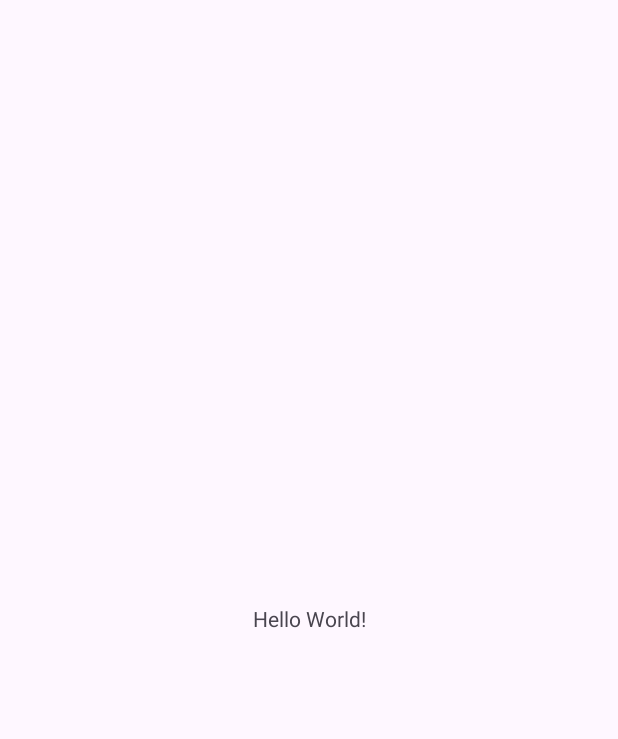
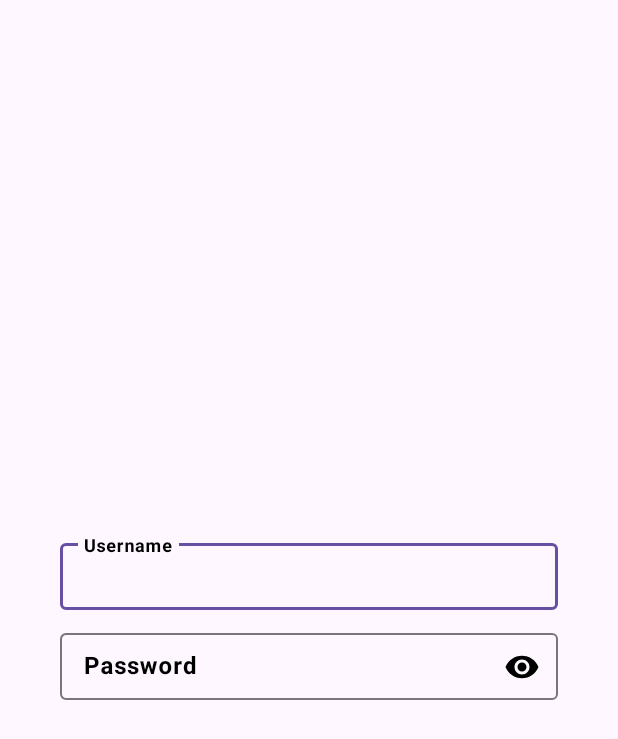
Before and after one commit to sudharani524/TeaBreak_App2, an Android app: the screen it shows after launch (MainActivity), on a phone screen of 412 x 824 dp. Before the commit the part shown is almost empty. Shown: the top 739 px of the screen. Run offline under Robolectric (Android 15) with nearby library versions, the phone set to English and light mode, and no system bars.

Commit message:
intial commit

```diff
--- a/app/build.gradle
+++ b/app/build.gradle
@@ -4,7 +4,7 @@ plugins {
 
 android {
     namespace 'com.example.teabreak_app'
-    compileSdk 33
+    compileSdk 34
 
     defaultConfig {
         applicationId "com.example.teabreak_app"
--- /dev/null
+++ b/app/src/main/java/com/example/teabreak_app/Ui/MainActivity.java
@@ -0,0 +1,18 @@
+package com.example.teabreak_app.Ui;
+
+import android.os.Bundle;
+
+import androidx.appcompat.app.AppCompatActivity;
+
+import com.example.teabreak_app.R;
+
+public class MainActivity extends AppCompatActivity {
+
+    @Override
+    protected void onCreate(Bundle savedInstanceState) {
+        super.onCreate(savedInstanceState);
+        setContentView(R.layout.activity_main);
+
+
+    }
+}
--- /dev/null
+++ b/app/src/main/res/drawable/cart.xml
@@ -0,0 +1,5 @@
+<vector android:height="24dp" android:tint="#FDFAFA"
+    android:viewportHeight="24" android:viewportWidth="24"
+    android:width="24dp" xmlns:android="http://schemas.android.com/apk/res/android">
+    <path android:fillColor="@android:color/white" android:pathData="M13,10h-2V8h2V10zM13,6h-2V1h2V6zM7,18c-1.1,0 -1.99,0.9 -1.99,2S5.9,22 7,22s2,-0.9 2,-2S8.1,18 7,18zM17,18c-1.1,0 -1.99,0.9 -1.99,2s0.89,2 1.99,2s2,-0.9 2,-2S18.1,18 17,18zM8.1,13h7.45c0.75,0 1.41,-0.41 1.75,-1.03L21,4.96L19.25,4l-3.7,7H8.53L4.27,2H1v2h2l3.6,7.59l-1.35,2.44C4.52,15.37 5.48,17 7,17h12v-2H7L8.1,13z"/>
+</vector>
--- a/app/src/main/res/layout/activity_main.xml
+++ b/app/src/main/res/layout/activity_main.xml
@@ -1,18 +1,68 @@
 <?xml version="1.0" encoding="utf-8"?>
-<androidx.constraintlayout.widget.ConstraintLayout xmlns:android="http://schemas.android.com/apk/res/android"
+<LinearLayout xmlns:android="http://schemas.android.com/apk/res/android"
     xmlns:app="http://schemas.android.com/apk/res-auto"
     xmlns:tools="http://schemas.android.com/tools"
     android:layout_width="match_parent"
     android:layout_height="match_parent"
-    tools:context=".MainActivity">
+    android:orientation="vertical"
+    tools:context="Ui.MainActivity">
 
-    <TextView
-        android:layout_width="wrap_content"
-        android:layout_height="wrap_content"
-        android:text="Hello World!"
-        app:layout_constraintBottom_toBottomOf="parent"
-        app:layout_constraintEnd_toEndOf="parent"
-        app:layout_constraintStart_toStartOf="parent"
-        app:layout_constraintTop_toTopOf="parent" />
+   <LinearLayout
+       android:layout_width="match_parent"
+       android:layout_height="match_parent"
+       android:gravity="center"
+       android:layout_gravity="center"
+       android:orientation="vertical">
+       <com.google.android.material.textfield.TextInputLayout
+           android:id="@+id/username"
+           android:layout_width="match_parent"
+           android:layout_height="50dp"
+           android:layout_marginLeft="40dp"
+           android:layout_marginRight="40dp"
+           app:hintTextColor="@color/black"
+           android:hint="Username">
+           <com.google.android.material.textfield.TextInputEditText
+               android:layout_width="match_parent"
+               android:layout_height="match_parent"
+               android:maxLines="1"
+               android:textColor="@color/black"
+               android:imeOptions="actionNext"
+               android:textStyle="bold"
+               android:singleLine="true"
+               android:padding="5dp"
+               android:digits="ABCDEFGHIJKLMNOPQRSTUVWXYZabcdefghijklmnopqrstuvwxyz1234567890.-_ "
+               />
+       </com.google.android.material.textfield.TextInputLayout>
 
-</androidx.constraintlayout.widget.ConstraintLayout>
+
+       <com.google.android.material.textfield.TextInputLayout
+           android:id="@+id/password"
+           android:layout_width="match_parent"
+           android:layout_height="50dp"
+           android:layout_marginLeft="40dp"
+           android:layout_marginRight="40dp"
+           android:textColorHint="@color/black"
+           app:hintTextColor="@color/black"
+           android:layout_marginTop="10dp"
+           app:passwordToggleEnabled="true"
+           app:passwordToggleTint="@color/black"
+           android:hint="Password">
+           <com.google.android.material.textfield.TextInputEditText
+               android:layout_width="match_parent"
+               android:layout_height="match_parent"
+               android:maxLines="1"
+               android:textColor="@color/black"
+               android:textStyle="bold"
+               android:imeOptions="actionDone"
+               android:singleLine="true"
+               android:padding="5dp"
+               android:inputType="textPassword"
+
+               />
+       </com.google.android.material.textfield.TextInputLayout>
+
+
+   </LinearLayout>
+
+
+</LinearLayout>
--- a/build.gradle
+++ b/build.gradle
@@ -1,4 +1,4 @@
 // Top-level build file where you can add configuration options common to all sub-projects/modules.
 plugins {
-id 'com.android.application' version '8.1.2' apply false
+id 'com.android.application' version '8.0.2' apply false
 }
```
Also changed, not shown: app/src/main/AndroidManifest.xml (+13 -1 lines), app/src/main/java/com/example/teabreak_app/Ui/Cartlist_Activity.java (added, +16 -0 lines), app/src/main/java/com/example/teabreak_app/Ui/DashboardActivity.java (renamed from app/src/main/java/com/example/teabreak_app/MainActivity.java, +5 -3 lines), app/src/main/java/com/example/teabreak_app/Ui/ListItems_Activity.java (added, +16 -0 lines), app/src/main/java/com/example/teabreak_app/Ui/Orders_List_Activity.java (added, +16 -0 lines), app/src/main/res/drawable/bg2.xml (added, +8 -0 lines), app/src/main/res/layout/activity_cartlist.xml (added, +9 -0 lines), app/src/main/res/layout/activity_dashboard.xml (added, +9 -0 lines), app/src/main/res/layout/activity_list_items.xml (added, +15 -0 lines), app/src/main/res/layout/activity_orders_list.xml (added, +9 -0 lines), app/src/main/res/layout/custom_list_item_activity.xml (added, +205 -0 lines), app/src/main/res/drawable/tea_break_img.jpg (added).
